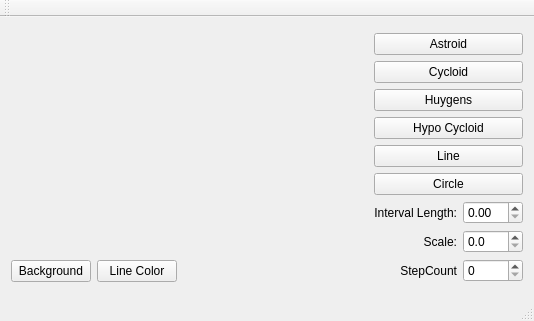
The window that mainwindow.ui (nikkaramessinis/QtCurvesCPP) describes before a commit, drawn with Qt 5.
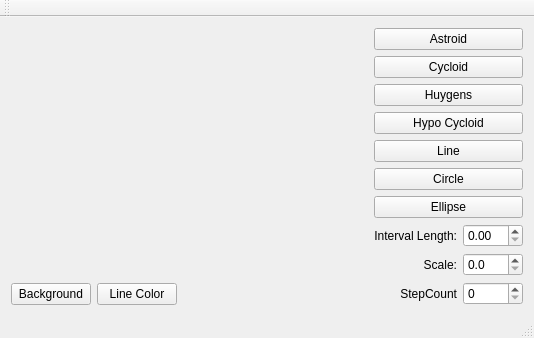
The same window after the commit. Custom widgets are drawn as their Qt base class.

Commit message: Ellipse Implemented Assigment

Diff of the .ui file:
```diff
--- a/mainwindow.ui
+++ b/mainwindow.ui
@@ -55,35 +55,7 @@
     </item>
     <item row="0" column="1">
      <layout class="QGridLayout" name="gridLayout_2">
-      <item row="3" column="0">
-       <widget class="QPushButton" name="btnHypo">
-        <property name="text">
-         <string>Hypo Cycloid</string>
-        </property>
-       </widget>
-      </item>
-      <item row="0" column="0">
-       <widget class="QPushButton" name="btnAstroid">
-        <property name="text">
-         <string>Astroid</string>
-        </property>
-       </widget>
-      </item>
-      <item row="1" column="0">
-       <widget class="QPushButton" name="btnCycloid">
-        <property name="text">
-         <string>Cycloid</string>
-        </property>
-       </widget>
-      </item>
-      <item row="2" column="0">
-       <widget class="QPushButton" name="btnHuygens">
-        <property name="text">
-         <string>Huygens</string>
-        </property>
-       </widget>
-      </item>
-      <item row="6" column="0">
+      <item row="7" column="0">
        <layout class="QHBoxLayout" name="horizontalLayout_2">
         <item>
          <widget class="QLabel" name="label_2">
@@ -120,7 +92,51 @@
         </property>
        </widget>
       </item>
-      <item row="7" column="0">
+      <item row="9" column="0">
+       <layout class="QHBoxLayout" name="horizontalLayout_3">
+        <item>
+         <widget class="QLabel" name="label_3">
+          <property name="text">
+           <string>StepCount</string>
+          </property>
+          <property name="alignment">
+           <set>Qt::AlignRight|Qt::AlignTrailing|Qt::AlignVCenter</set>
+          </property>
+         </widget>
+        </item>
+        <item>
+         <widget class="QSpinBox" name="spinCount">
+          <property name="maximumSize">
+           <size>
+            <width>60</width>
+            <height>16777215</height>
+           </size>
+          </property>
+          <property name="maximum">
+           <number>512</number>
+          </property>
+          <property name="singleStep">
+           <number>1</number>
+          </property>
+         </widget>
+        </item>
+       </layout>
+      </item>
+      <item row="0" column="0">
+       <widget class="QPushButton" name="btnAstroid">
+        <property name="text">
+         <string>Astroid</string>
+        </property>
+       </widget>
+      </item>
+      <item row="2" column="0">
+       <widget class="QPushButton" name="btnHuygens">
+        <property name="text">
+         <string>Huygens</string>
+        </property>
+       </widget>
+      </item>
+      <item row="8" column="0">
        <layout class="QHBoxLayout" name="horizontalLayout">
         <item>
          <widget class="QLabel" name="label">
@@ -153,35 +169,12 @@
         </item>
        </layout>
       </item>
-      <item row="8" column="0">
-       <layout class="QHBoxLayout" name="horizontalLayout_3">
-        <item>
-         <widget class="QLabel" name="label_3">
-          <property name="text">
-           <string>StepCount</string>
-          </property>
-          <property name="alignment">
-           <set>Qt::AlignRight|Qt::AlignTrailing|Qt::AlignVCenter</set>
-          </property>
-         </widget>
-        </item>
-        <item>
-         <widget class="QSpinBox" name="spinCount">
-          <property name="maximumSize">
-           <size>
-            <width>60</width>
-            <height>16777215</height>
-           </size>
-          </property>
-          <property name="maximum">
-           <number>512</number>
-          </property>
-          <property name="singleStep">
-           <number>1</number>
-          </property>
-         </widget>
-        </item>
-       </layout>
+      <item row="1" column="0">
+       <widget class="QPushButton" name="btnCycloid">
+        <property name="text">
+         <string>Cycloid</string>
+        </property>
+       </widget>
       </item>
       <item row="5" column="0">
        <widget class="QPushButton" name="btnCircle">
@@ -190,6 +183,20 @@
         </property>
        </widget>
       </item>
+      <item row="3" column="0">
+       <widget class="QPushButton" name="btnHypo">
+        <property name="text">
+         <string>Hypo Cycloid</string>
+        </property>
+       </widget>
+      </item>
+      <item row="6" column="0">
+       <widget class="QPushButton" name="btnEllipse">
+        <property name="text">
+         <string>Ellipse</string>
+        </property>
+       </widget>
+      </item>
      </layout>
     </item>
    </layout>
```
The commit also changes 4 other files.
